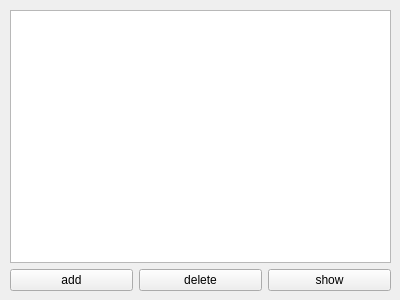
Qt form qt5_client/contact.ui (mahongquan/parts) before a commit.
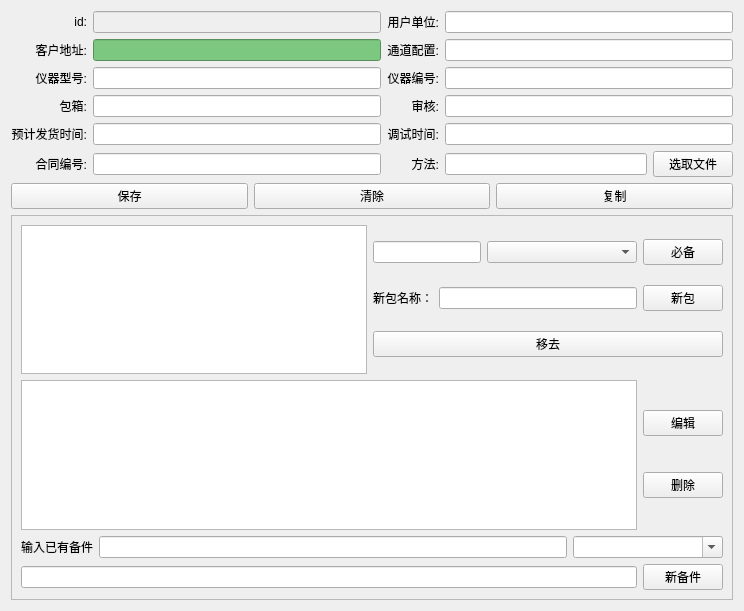
The same form after that commit.

What changed in the file:
```diff
--- a/qt5_client/contact.ui
+++ b/qt5_client/contact.ui
@@ -6,53 +6,375 @@
    <rect>
     <x>0</x>
     <y>0</y>
-    <width>400</width>
-    <height>300</height>
+    <width>744</width>
+    <height>611</height>
    </rect>
   </property>
   <property name="windowTitle">
    <string>Form</string>
   </property>
-  <widget class="QWidget" name="layoutWidget">
-   <property name="geometry">
-    <rect>
-     <x>10</x>
-     <y>10</y>
-     <width>381</width>
-     <height>281</height>
-    </rect>
-   </property>
-   <layout class="QVBoxLayout" name="verticalLayout">
-    <item>
-     <widget class="QTableWidget" name="tableWidget"/>
-    </item>
-    <item>
-     <layout class="QHBoxLayout" name="horizontalLayout">
+  <layout class="QVBoxLayout" name="verticalLayout_5">
+   <item>
+    <layout class="QGridLayout" name="gridLayout">
+     <item row="0" column="0">
+      <widget class="QLabel" name="label">
+       <property name="text">
+        <string>id:</string>
+       </property>
+       <property name="alignment">
+        <set>Qt::AlignRight|Qt::AlignTrailing|Qt::AlignVCenter</set>
+       </property>
+      </widget>
+     </item>
+     <item row="0" column="1">
+      <widget class="QLineEdit" name="lineEdit_id">
+       <property name="enabled">
+        <bool>false</bool>
+       </property>
+      </widget>
+     </item>
+     <item row="0" column="2">
+      <widget class="QLabel" name="label_10">
+       <property name="text">
+        <string>用户单位:</string>
+       </property>
+       <property name="alignment">
+        <set>Qt::AlignRight|Qt::AlignTrailing|Qt::AlignVCenter</set>
+       </property>
+      </widget>
+     </item>
+     <item row="0" column="3">
+      <widget class="QLineEdit" name="lineEdit_yonghu"/>
+     </item>
+     <item row="1" column="0">
+      <widget class="QLabel" name="label_2">
+       <property name="text">
+        <string>客户地址:</string>
+       </property>
+       <property name="alignment">
+        <set>Qt::AlignRight|Qt::AlignTrailing|Qt::AlignVCenter</set>
+       </property>
+      </widget>
+     </item>
+     <item row="1" column="1">
+      <widget class="QLineEdit" name="lineEdit_addr">
+       <property name="styleSheet">
+        <string notr="true">background-color:  rgba(124, 200,128, 255)</string>
+       </property>
+      </widget>
+     </item>
+     <item row="1" column="2">
+      <widget class="QLabel" name="label_11">
+       <property name="text">
+        <string>通道配置:</string>
+       </property>
+       <property name="alignment">
+        <set>Qt::AlignRight|Qt::AlignTrailing|Qt::AlignVCenter</set>
+       </property>
+      </widget>
+     </item>
+     <item row="1" column="3">
+      <widget class="QLineEdit" name="lineEdit_channels"/>
+     </item>
+     <item row="2" column="0">
+      <widget class="QLabel" name="label_3">
+       <property name="text">
+        <string>仪器型号:</string>
+       </property>
+       <property name="alignment">
+        <set>Qt::AlignRight|Qt::AlignTrailing|Qt::AlignVCenter</set>
+       </property>
+      </widget>
+     </item>
+     <item row="2" column="1">
+      <widget class="QLineEdit" name="lineEdit_yiqixinghao"/>
+     </item>
+     <item row="2" column="2">
+      <widget class="QLabel" name="label_9">
+       <property name="text">
+        <string>仪器编号:</string>
+       </property>
+       <property name="alignment">
+        <set>Qt::AlignRight|Qt::AlignTrailing|Qt::AlignVCenter</set>
+       </property>
+      </widget>
+     </item>
+     <item row="2" column="3">
+      <widget class="QLineEdit" name="lineEdit_yiqibh"/>
+     </item>
+     <item row="3" column="0">
+      <widget class="QLabel" name="label_5">
+       <property name="text">
+        <string>包箱:</string>
+       </property>
+       <property name="alignment">
+        <set>Qt::AlignRight|Qt::AlignTrailing|Qt::AlignVCenter</set>
+       </property>
+      </widget>
+     </item>
+     <item row="3" column="1">
+      <widget class="QLineEdit" name="lineEdit_baoxiang"/>
+     </item>
+     <item row="3" column="2">
+      <widget class="QLabel" name="label_8">
+       <property name="text">
+        <string>审核:</string>
+       </property>
+       <property name="alignment">
+        <set>Qt::AlignRight|Qt::AlignTrailing|Qt::AlignVCenter</set>
+       </property>
+      </widget>
+     </item>
+     <item row="3" column="3">
+      <widget class="QLineEdit" name="lineEdit_shenhe"/>
+     </item>
+     <item row="4" column="0">
+      <widget class="QLabel" name="label_6">
+       <property name="text">
+        <string>预计发货时间:</string>
+       </property>
+       <property name="alignment">
+        <set>Qt::AlignRight|Qt::AlignTrailing|Qt::AlignVCenter</set>
+       </property>
+      </widget>
+     </item>
+     <item row="4" column="1">
+      <widget class="QLineEdit" name="lineEdit_yujifahuo_date"/>
+     </item>
+     <item row="4" column="2">
+      <widget class="QLabel" name="label_7">
+       <property name="text">
+        <string>调试时间:</string>
+       </property>
+       <property name="alignment">
+        <set>Qt::AlignRight|Qt::AlignTrailing|Qt::AlignVCenter</set>
+       </property>
+      </widget>
+     </item>
+     <item row="4" column="3">
+      <widget class="QLineEdit" name="lineEdit_tiaoshi_date"/>
+     </item>
+     <item row="5" column="0">
+      <widget class="QLabel" name="label_4">
+       <property name="text">
+        <string>合同编号:</string>
+       </property>
+       <property name="alignment">
+        <set>Qt::AlignRight|Qt::AlignTrailing|Qt::AlignVCenter</set>
+       </property>
+      </widget>
+     </item>
+     <item row="5" column="1">
+      <widget class="QLineEdit" name="lineEdit_hetongbh"/>
+     </item>
+     <item row="5" column="2">
+      <widget class="QLabel" name="label_12">
+       <property name="text">
+        <string>方法:</string>
+       </property>
+       <property name="alignment">
+        <set>Qt::AlignRight|Qt::AlignTrailing|Qt::AlignVCenter</set>
+       </property>
+      </widget>
+     </item>
+     <item row="5" column="3">
+      <layout class="QHBoxLayout" name="horizontalLayout">
+       <item>
+        <widget class="QLineEdit" name="lineEdit_method">
+         <property name="readOnly">
+          <bool>true</bool>
+         </property>
+        </widget>
+       </item>
+       <item>
+        <widget class="QPushButton" name="pushButton_method">
+         <property name="text">
+          <string>选取文件</string>
+         </property>
+        </widget>
+       </item>
+      </layout>
+     </item>
+    </layout>
+   </item>
+   <item>
+    <layout class="QHBoxLayout" name="horizontalLayout_2">
+     <item>
+      <widget class="QPushButton" name="pushButton_save">
+       <property name="text">
+        <string>保存</string>
+       </property>
+      </widget>
+     </item>
+     <item>
+      <widget class="QPushButton" name="pushButton_clear">
+       <property name="text">
+        <string>清除</string>
+       </property>
+      </widget>
+     </item>
+     <item>
+      <widget class="QPushButton" name="pushButton_copy">
+       <property name="text">
+        <string>复制</string>
+       </property>
+      </widget>
+     </item>
+    </layout>
+   </item>
+   <item>
+    <widget class="QFrame" name="frame">
+     <property name="frameShape">
+      <enum>QFrame::StyledPanel</enum>
+     </property>
+     <property name="frameShadow">
+      <enum>QFrame::Raised</enum>
+     </property>
+     <layout class="QVBoxLayout" name="verticalLayout_4">
       <item>
-       <widget class="QPushButton" name="pushButton">
-        <property name="text">
-         <string>add</string>
-        </property>
-       </widget>
+       <layout class="QHBoxLayout" name="horizontalLayout_5">
+        <item>
+         <widget class="QTableWidget" name="tableWidget"/>
+        </item>
+        <item>
+         <layout class="QVBoxLayout" name="verticalLayout">
+          <item>
+           <layout class="QHBoxLayout" name="horizontalLayout_3">
+            <item>
+             <widget class="QLineEdit" name="lineEdit_pack">
+              <property name="focusPolicy">
+               <enum>Qt::ClickFocus</enum>
+              </property>
+             </widget>
+            </item>
+            <item>
+             <widget class="QComboBox" name="comboBox">
+              <property name="minimumSize">
+               <size>
+                <width>150</width>
+                <height>0</height>
+               </size>
+              </property>
+              <property name="editable">
+               <bool>false</bool>
+              </property>
+             </widget>
+            </item>
+            <item>
+             <widget class="QPushButton" name="pushButton_bibei">
+              <property name="text">
+               <string>必备</string>
+              </property>
+             </widget>
+            </item>
+           </layout>
+          </item>
+          <item>
+           <layout class="QHBoxLayout" name="horizontalLayout_4">
+            <item>
+             <widget class="QLabel" name="label_13">
+              <property name="text">
+               <string>新包名称：</string>
+              </property>
+             </widget>
+            </item>
+            <item>
+             <widget class="QLineEdit" name="lineEdit_packname"/>
+            </item>
+            <item>
+             <widget class="QPushButton" name="pushButton_newpack">
+              <property name="text">
+               <string>新包</string>
+              </property>
+             </widget>
+            </item>
+           </layout>
+          </item>
+          <item>
+           <widget class="QPushButton" name="pushButton_deletepack">
+            <property name="text">
+             <string>移去</string>
+            </property>
+           </widget>
+          </item>
+         </layout>
+        </item>
+       </layout>
       </item>
       <item>
-       <widget class="QPushButton" name="pushButton_2">
-        <property name="text">
-         <string>delete</string>
-        </property>
-       </widget>
-      </item>
-      <item>
-       <widget class="QPushButton" name="pushButton_3">
-        <property name="text">
-         <string>show</string>
-        </property>
-       </widget>
+       <layout class="QVBoxLayout" name="verticalLayout_2">
+        <item>
+         <layout class="QHBoxLayout" name="horizontalLayout_6">
+          <item>
+           <widget class="QTableWidget" name="tableWidget_2"/>
+          </item>
+          <item>
+           <layout class="QVBoxLayout" name="verticalLayout_3">
+            <item>
+             <widget class="QPushButton" name="pushButton_edititem">
+              <property name="text">
+               <string>编辑</string>
+              </property>
+             </widget>
+            </item>
+            <item>
+             <widget class="QPushButton" name="pushButton_deleteitem">
+              <property name="text">
+               <string>删除</string>
+              </property>
+             </widget>
+            </item>
+           </layout>
+          </item>
+         </layout>
+        </item>
+        <item>
+         <layout class="QHBoxLayout" name="horizontalLayout_7">
+          <item>
+           <widget class="QLabel" name="label_14">
+            <property name="text">
+             <string>输入已有备件</string>
+            </property>
+           </widget>
+          </item>
+          <item>
+           <widget class="QLineEdit" name="lineEdit_item"/>
+          </item>
+          <item>
+           <widget class="QComboBox" name="comboBox_2">
+            <property name="minimumSize">
+             <size>
+              <width>150</width>
+              <height>0</height>
+             </size>
+            </property>
+            <property name="editable">
+             <bool>true</bool>
+            </property>
+           </widget>
+          </item>
+         </layout>
+        </item>
+        <item>
+         <layout class="QHBoxLayout" name="horizontalLayout_8">
+          <item>
+           <widget class="QLineEdit" name="lineEdit_itemname"/>
+          </item>
+          <item>
+           <widget class="QPushButton" name="pushButton_2">
+            <property name="text">
+             <string>新备件</string>
+            </property>
+           </widget>
+          </item>
+         </layout>
+        </item>
+       </layout>
       </item>
      </layout>
-    </item>
-   </layout>
-  </widget>
+    </widget>
+   </item>
+  </layout>
  </widget>
  <resources/>
  <connections>
```
Left out of the diff: 390 changed lines with no effect on the pictures.
